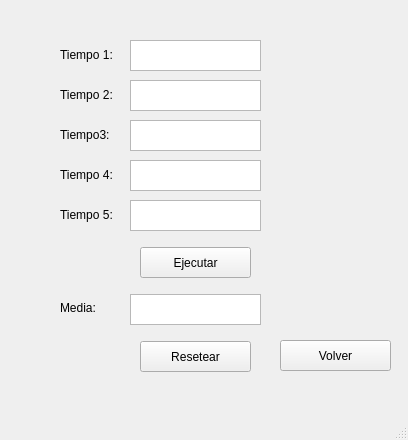
Old version of the form practica3/ventanaordenacion.ui in the repository ValentinUnileon/practica3Arco.
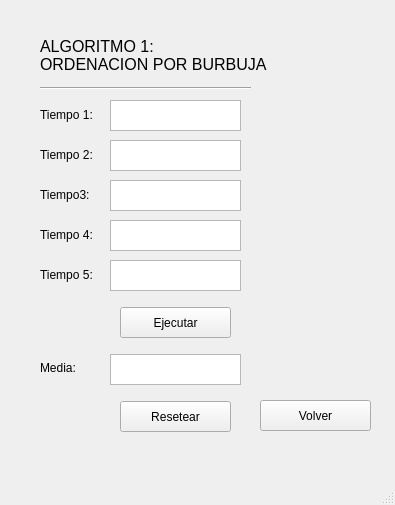
New version of the form.

Commit message: Añadido titulo a las interfaces graficas

```diff
--- a/practica3/ventanaordenacion.ui
+++ b/practica3/ventanaordenacion.ui
@@ -6,8 +6,8 @@
    <rect>
     <x>0</x>
     <y>0</y>
-    <width>408</width>
-    <height>440</height>
+    <width>395</width>
+    <height>505</height>
    </rect>
   </property>
   <property name="windowTitle">
@@ -17,8 +17,8 @@
    <widget class="QTextBrowser" name="boxTiempo1">
     <property name="geometry">
      <rect>
-      <x>130</x>
-      <y>40</y>
+      <x>110</x>
+      <y>100</y>
       <width>131</width>
       <height>31</height>
      </rect>
@@ -27,8 +27,8 @@
    <widget class="QLabel" name="labelTiempo1">
     <property name="geometry">
      <rect>
-      <x>60</x>
-      <y>47</y>
+      <x>40</x>
+      <y>107</y>
       <width>61</width>
       <height>16</height>
      </rect>
@@ -40,8 +40,8 @@
    <widget class="QLabel" name="labelTiempo2">
     <property name="geometry">
      <rect>
-      <x>60</x>
-      <y>87</y>
+      <x>40</x>
+      <y>147</y>
       <width>61</width>
       <height>16</height>
      </rect>
@@ -53,8 +53,8 @@
    <widget class="QTextBrowser" name="boxTiempo2">
     <property name="geometry">
      <rect>
-      <x>130</x>
-      <y>80</y>
+      <x>110</x>
+      <y>140</y>
       <width>131</width>
       <height>31</height>
      </rect>
@@ -63,8 +63,8 @@
    <widget class="QLabel" name="labelTiempo3">
     <property name="geometry">
      <rect>
-      <x>60</x>
-      <y>127</y>
+      <x>40</x>
+      <y>187</y>
       <width>61</width>
       <height>16</height>
      </rect>
@@ -76,8 +76,8 @@
    <widget class="QTextBrowser" name="boxTiempo3">
     <property name="geometry">
      <rect>
-      <x>130</x>
-      <y>120</y>
+      <x>110</x>
+      <y>180</y>
       <width>131</width>
       <height>31</height>
      </rect>
@@ -86,8 +86,8 @@
    <widget class="QLabel" name="labelTiempo4">
     <property name="geometry">
      <rect>
-      <x>60</x>
-      <y>167</y>
+      <x>40</x>
+      <y>227</y>
       <width>61</width>
       <height>16</height>
      </rect>
@@ -99,8 +99,8 @@
    <widget class="QTextBrowser" name="boxTiempo4">
     <property name="geometry">
      <rect>
-      <x>130</x>
-      <y>160</y>
+      <x>110</x>
+      <y>220</y>
       <width>131</width>
       <height>31</height>
      </rect>
@@ -109,8 +109,8 @@
    <widget class="QLabel" name="labelTiempo5">
     <property name="geometry">
      <rect>
-      <x>60</x>
-      <y>207</y>
+      <x>40</x>
+      <y>267</y>
       <width>61</width>
       <height>16</height>
      </rect>
@@ -122,8 +122,8 @@
    <widget class="QTextBrowser" name="boxTiempo5">
     <property name="geometry">
      <rect>
-      <x>130</x>
-      <y>200</y>
+      <x>110</x>
+      <y>260</y>
       <width>131</width>
       <height>31</height>
      </rect>
@@ -132,8 +132,8 @@
    <widget class="QPushButton" name="botonEjecutar">
     <property name="geometry">
      <rect>
-      <x>140</x>
-      <y>247</y>
+      <x>120</x>
+      <y>307</y>
       <width>111</width>
       <height>31</height>
      </rect>
@@ -145,8 +145,8 @@
    <widget class="QTextBrowser" name="boxMedia">
     <property name="geometry">
      <rect>
-      <x>130</x>
-      <y>294</y>
+      <x>110</x>
+      <y>354</y>
       <width>131</width>
       <height>31</height>
      </rect>
@@ -155,8 +155,8 @@
    <widget class="QLabel" name="labelMedia">
     <property name="geometry">
      <rect>
-      <x>60</x>
-      <y>300</y>
+      <x>40</x>
+      <y>360</y>
       <width>61</width>
       <height>16</height>
      </rect>
@@ -168,8 +168,8 @@
    <widget class="QPushButton" name="botonResetear">
     <property name="geometry">
      <rect>
-      <x>140</x>
-      <y>341</y>
+      <x>120</x>
+      <y>401</y>
       <width>111</width>
       <height>31</height>
      </rect>
@@ -181,8 +181,8 @@
    <widget class="QPushButton" name="botonVolver">
     <property name="geometry">
      <rect>
-      <x>280</x>
-      <y>340</y>
+      <x>260</x>
+      <y>400</y>
       <width>111</width>
       <height>31</height>
      </rect>
@@ -191,6 +191,38 @@
      <string>Volver</string>
     </property>
    </widget>
+   <widget class="QLabel" name="labelTitulo">
+    <property name="geometry">
+     <rect>
+      <x>40</x>
+      <y>30</y>
+      <width>331</width>
+      <height>51</height>
+     </rect>
+    </property>
+    <property name="font">
+     <font>
+      <pointsize>12</pointsize>
+     </font>
+    </property>
+    <property name="text">
+     <string>ALGORITMO 1: 
+ORDENACION POR BURBUJA</string>
+    </property>
+   </widget>
+   <widget class="Line" name="linea1">
+    <property name="geometry">
+     <rect>
+      <x>40</x>
+      <y>80</y>
+      <width>211</width>
+      <height>16</height>
+     </rect>
+    </property>
+    <property name="orientation">
+     <enum>Qt::Horizontal</enum>
+    </property>
+   </widget>
   </widget>
   <widget class="QMenuBar" name="menubar">
    <property name="geometry">
```
Left out of the diff: 2 changed lines with no effect on the pictures. The commit also changes 1 other file.
